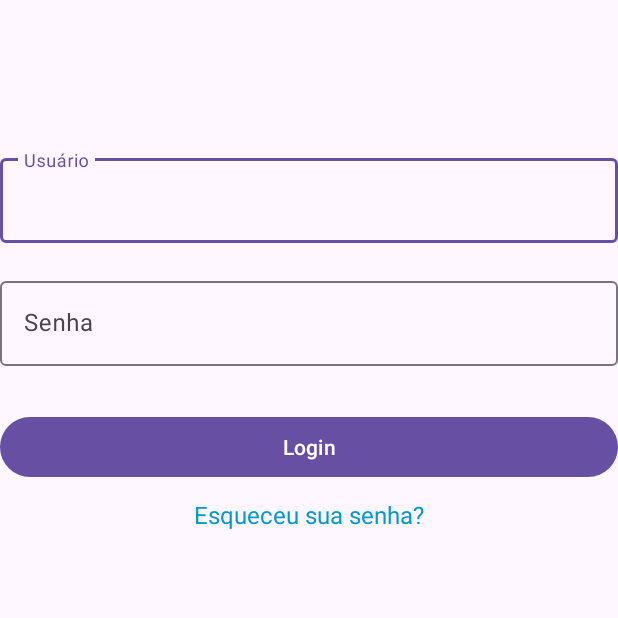
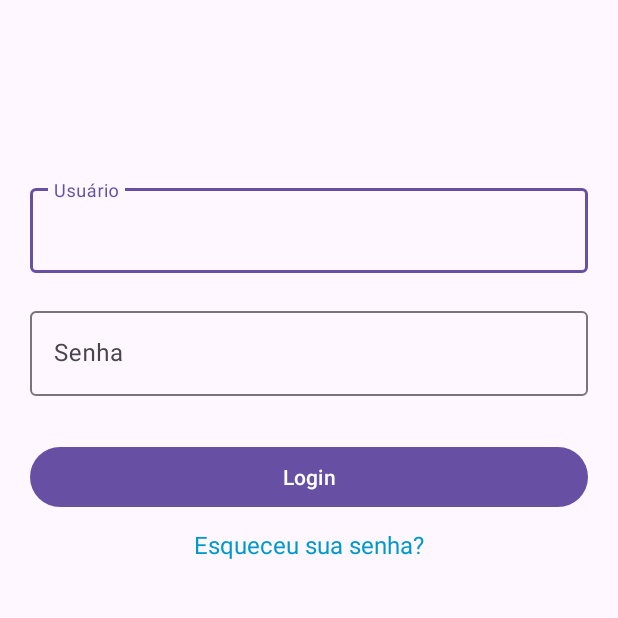
Before and after one commit to ThiagoAtella/ProjetoFinal, an Android app: the screen it shows after launch (MainActivity), on a phone screen of 412 x 824 dp, the top half of it. Run offline under Robolectric (Android 15) with nearby library versions, the phone set to English and light mode, and no system bars.

Commit message:
Conserto de novo do código

```diff
--- a/BDBiblioteca1/app/src/main/java/com/example/bdbiblioteca1/MainActivity.java
+++ b/BDBiblioteca1/app/src/main/java/com/example/bdbiblioteca1/MainActivity.java
@@ -30,9 +30,11 @@ public class MainActivity extends AppCompatActivity {
 
         db = new BibliotecaDatabase(this);
 
-        // Criando um usuário admin padrão (apenas para teste)
-        Usuario admin = new Usuario("admin", "Senha123", "adm");
-        db.inserirUsuario(admin);
+        // Criar um usuário admin apenas se ele não existir
+        if (db.getUsuario("admin") == null) {
+            Usuario admin = new Usuario("admin", "Senha123", "adm");
+            db.inserirUsuario(admin);
+        }
 
         // Evento de clique no botão de login
         btnLogin.setOnClickListener(v -> {
--- a/BDBiblioteca1/app/src/main/java/com/example/bdbiblioteca1/model/Usuario.java
+++ b/BDBiblioteca1/app/src/main/java/com/example/bdbiblioteca1/model/Usuario.java
@@ -1,6 +1,5 @@
 package com.example.bdbiblioteca1.model;
 
-import com.example.bdbiblioteca1.utils.PasswordUtils;
 import java.util.regex.Pattern;
 
 public class Usuario {
@@ -12,7 +11,7 @@ public class Usuario {
 
     public Usuario(String nome, String senha, String nivel) {
         this.nome = nome;
-        this.senha = PasswordUtils.generateSecurePassword(senha); // Agora criptografa a senha automaticamente!
+        this.senha = senha; // Senha não será criptografada aqui, pois já é criptografada no banco.
         this.nivel = nivel;
     }
 
@@ -30,10 +29,10 @@ public class Usuario {
 
     public void trocarSenha(String novaSenha) {
         if (novaSenha != null && PATTERN.matcher(novaSenha).matches()) {
-            this.senha = PasswordUtils.generateSecurePassword(novaSenha);
+            this.senha = novaSenha; // A criptografia acontece na inserção no banco
             System.out.println("Senha alterada com sucesso!");
         } else {
-            System.out.println("Senha inválida!");
+            System.out.println("Senha inválida! Deve conter pelo menos 8 caracteres, incluindo letras maiúsculas, minúsculas e números.");
         }
     }
 }
--- a/BDBiblioteca1/app/src/main/java/com/example/bdbiblioteca1/utils/PasswordUtils.java
+++ b/BDBiblioteca1/app/src/main/java/com/example/bdbiblioteca1/utils/PasswordUtils.java
@@ -17,9 +17,7 @@ public class PasswordUtils {
 		SecureRandom random = new SecureRandom();
 		byte[] salt = new byte[16];
 		random.nextBytes(salt);
-		return Build.VERSION.SDK_INT >= Build.VERSION_CODES.O
-				? Base64.getEncoder().encodeToString(salt)
-				: android.util.Base64.encodeToString(salt, android.util.Base64.NO_WRAP);
+		return Base64.getEncoder().encodeToString(salt);
 	}
 
 	public static String hashPassword(String password, String salt) {
@@ -27,9 +25,7 @@ public class PasswordUtils {
 			PBEKeySpec spec = new PBEKeySpec(password.toCharArray(), salt.getBytes(), ITERATIONS, KEY_LENGTH);
 			SecretKeyFactory factory = SecretKeyFactory.getInstance(ALGORITHM);
 			byte[] hash = factory.generateSecret(spec).getEncoded();
-			return Build.VERSION.SDK_INT >= Build.VERSION_CODES.O
-					? Base64.getEncoder().encodeToString(hash)
-					: android.util.Base64.encodeToString(hash, android.util.Base64.NO_WRAP);
+			return Base64.getEncoder().encodeToString(hash);
 		} catch (NoSuchAlgorithmException | InvalidKeySpecException e) {
 			throw new RuntimeException("Erro ao gerar hash da senha", e);
 		}
@@ -42,7 +38,10 @@ public class PasswordUtils {
 	}
 
 	public static boolean verifyPassword(String inputPassword, String storedPassword) {
+		if (storedPassword == null || !storedPassword.contains(":")) return false;
 		String[] parts = storedPassword.split(":");
-		return parts.length == 2 && hashPassword(inputPassword, parts[0]).equals(parts[1]);
+		String salt = parts[0];
+		String hash = parts[1];
+		return hash.equals(hashPassword(inputPassword, salt));
 	}
 }
--- a/BDBiblioteca1/app/src/main/res/layout/activity_main.xml
+++ b/BDBiblioteca1/app/src/main/res/layout/activity_main.xml
@@ -1,19 +1,21 @@
 <?xml version="1.0" encoding="utf-8"?>
-<androidx.constraintlayout.widget.ConstraintLayout xmlns:android="http://schemas.android.com/apk/res/android"
+<androidx.constraintlayout.widget.ConstraintLayout
+    xmlns:android="http://schemas.android.com/apk/res/android"
     xmlns:app="http://schemas.android.com/apk/res-auto"
     xmlns:tools="http://schemas.android.com/tools"
     android:layout_width="match_parent"
     android:layout_height="match_parent"
-    tools:context=".MainActivity">
+    tools:context=".MainActivity"
+    android:padding="20dp">
 
     <!-- Campo Usuário -->
     <com.google.android.material.textfield.TextInputLayout
         android:id="@+id/tilUsername"
         android:layout_width="0dp"
         android:layout_height="wrap_content"
+        app:layout_constraintTop_toTopOf="parent"
+        app:layout_constraintStart_toStartOf="parent"
         app:layout_constraintEnd_toEndOf="parent"
-        app:layout_constraintStart_toStartOf="parent"
-        app:layout_constraintTop_toTopOf="parent"
         android:layout_marginTop="100dp">
 
         <com.google.android.material.textfield.TextInputEditText
@@ -24,13 +26,14 @@
             android:inputType="text"/>
     </com.google.android.material.textfield.TextInputLayout>
 
+    <!-- Campo Senha -->
     <com.google.android.material.textfield.TextInputLayout
         android:id="@+id/tilPassword"
         android:layout_width="0dp"
         android:layout_height="wrap_content"
+        app:layout_constraintTop_toBottomOf="@id/tilUsername"
+        app:layout_constraintStart_toStartOf="parent"
         app:layout_constraintEnd_toEndOf="parent"
-        app:layout_constraintStart_toStartOf="parent"
-        app:layout_constraintTop_toBottomOf="@id/tilUsername"
         android:layout_marginTop="20dp">
 
         <com.google.android.material.textfield.TextInputEditText
@@ -41,15 +44,18 @@
             android:inputType="textPassword"/>
     </com.google.android.material.textfield.TextInputLayout>
 
+    <!-- Botão de Login -->
     <Button
         android:id="@+id/btnLogin"
         android:layout_width="0dp"
         android:layout_height="wrap_content"
         android:text="Login"
+        app:layout_constraintTop_toBottomOf="@id/tilPassword"
+        app:layout_constraintStart_toStartOf="parent"
         app:layout_constraintEnd_toEndOf="parent"
-        app:layout_constraintStart_toStartOf="parent"
-        app:layout_constraintTop_toBottomOf="@id/tilPassword"
         android:layout_marginTop="30dp"/>
+
+    <!-- Texto Esqueceu sua senha? -->
     <TextView
         android:id="@+id/tvForgotPassword"
         android:layout_width="wrap_content"
@@ -57,9 +63,9 @@
         android:text="Esqueceu sua senha?"
         android:textColor="@android:color/holo_blue_dark"
         android:textSize="16sp"
+        app:layout_constraintTop_toBottomOf="@id/btnLogin"
+        app:layout_constraintStart_toStartOf="parent"
         app:layout_constraintEnd_toEndOf="parent"
-        app:layout_constraintStart_toStartOf="parent"
-        app:layout_constraintTop_toBottomOf="@id/btnLogin"
         android:layout_marginTop="10dp"
         android:clickable="true"
         android:focusable="true"/>
```
Also changed, not shown: BDBiblioteca1/app/src/main/java/com/example/bdbiblioteca1/model/Livro.java (+7 -7 lines).
